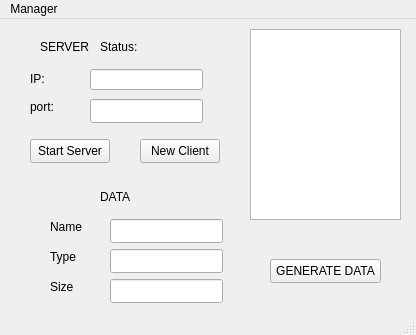
The window that miniscada.ui (AdrianOstrowski/Mini_Scada) describes before a commit, drawn with Qt 5.
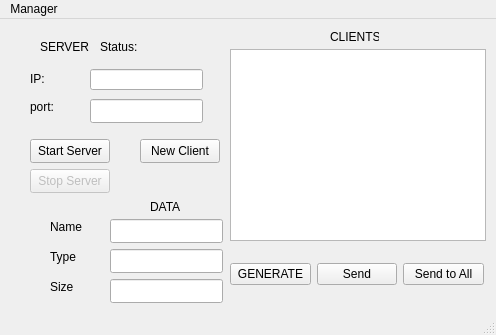
The same window after the commit.

Commit message: server listens

Patch:
```diff
--- a/miniscada.ui
+++ b/miniscada.ui
@@ -9,10 +9,28 @@
    <rect>
     <x>0</x>
     <y>0</y>
-    <width>416</width>
+    <width>496</width>
     <height>335</height>
    </rect>
   </property>
+  <property name="minimumSize">
+   <size>
+    <width>496</width>
+    <height>335</height>
+   </size>
+  </property>
+  <property name="maximumSize">
+   <size>
+    <width>496</width>
+    <height>335</height>
+   </size>
+  </property>
+  <property name="baseSize">
+   <size>
+    <width>496</width>
+    <height>335</height>
+   </size>
+  </property>
   <property name="windowTitle">
    <string>MiniScada</string>
   </property>
@@ -20,7 +38,7 @@
    <bool>true</bool>
   </property>
   <widget class="QWidget" name="centralwidget">
-   <widget class="QPushButton" name="pushButton">
+   <widget class="QPushButton" name="start_server">
     <property name="geometry">
      <rect>
       <x>30</x>
@@ -92,30 +110,7 @@
      </rect>
     </property>
    </widget>
-   <widget class="QTableView" name="tableView">
-    <property name="geometry">
-     <rect>
-      <x>250</x>
-      <y>10</y>
-      <width>151</width>
-      <height>191</height>
-     </rect>
-    </property>
-   </widget>
-   <widget class="QLabel" name="label_4">
-    <property name="geometry">
-     <rect>
-      <x>100</x>
-      <y>20</y>
-      <width>49</width>
-      <height>16</height>
-     </rect>
-    </property>
-    <property name="text">
-     <string>Status: </string>
-    </property>
-   </widget>
-   <widget class="QPushButton" name="pushButton_2">
+   <widget class="QPushButton" name="new_client">
     <property name="geometry">
      <rect>
       <x>140</x>
@@ -131,8 +126,8 @@
    <widget class="QLabel" name="label_5">
     <property name="geometry">
      <rect>
-      <x>100</x>
-      <y>170</y>
+      <x>150</x>
+      <y>180</y>
       <width>49</width>
       <height>16</height>
      </rect>
@@ -210,26 +205,111 @@
      </rect>
     </property>
    </widget>
-   <widget class="QPushButton" name="pushButton_3">
+   <widget class="QPushButton" name="stop_server">
+    <property name="enabled">
+     <bool>false</bool>
+    </property>
     <property name="geometry">
      <rect>
-      <x>270</x>
-      <y>240</y>
-      <width>111</width>
+      <x>30</x>
+      <y>150</y>
+      <width>80</width>
       <height>24</height>
      </rect>
     </property>
     <property name="text">
-     <string>GENERATE DATA</string>
+     <string>Stop Server</string>
     </property>
    </widget>
+   <widget class="QLabel" name="status">
+    <property name="geometry">
+     <rect>
+      <x>150</x>
+      <y>20</y>
+      <width>61</width>
+      <height>16</height>
+     </rect>
+    </property>
+    <property name="text">
+     <string/>
+    </property>
+   </widget>
+   <widget class="QLabel" name="label_4">
+    <property name="geometry">
+     <rect>
+      <x>100</x>
+      <y>20</y>
+      <width>49</width>
+      <height>16</height>
+     </rect>
+    </property>
+    <property name="text">
+     <string>Status:</string>
+    </property>
+   </widget>
+   <widget class="QListWidget" name="listWidget">
+    <property name="geometry">
+     <rect>
+      <x>230</x>
+      <y>30</y>
+      <width>256</width>
+      <height>192</height>
+     </rect>
+    </property>
+   </widget>
+   <widget class="QLabel" name="label_9">
+    <property name="geometry">
+     <rect>
+      <x>330</x>
+      <y>10</y>
+      <width>49</width>
+      <height>16</height>
+     </rect>
+    </property>
+    <property name="text">
+     <string>CLIENTS</string>
+    </property>
+   </widget>
+   <widget class="QWidget" name="horizontalLayoutWidget">
+    <property name="geometry">
+     <rect>
+      <x>230</x>
+      <y>230</y>
+      <width>254</width>
+      <height>51</height>
+     </rect>
+    </property>
+    <layout class="QHBoxLayout" name="horizontalLayout">
+     <item>
+      <widget class="QPushButton" name="pushButton_2">
+       <property name="text">
+        <string>GENERATE</string>
+       </property>
+      </widget>
+     </item>
+     <item>
+      <widget class="QPushButton" name="pushButton_3">
+       <property name="text">
+        <string>Send</string>
+       </property>
+      </widget>
+     </item>
+     <item>
+      <widget class="QPushButton" name="pushButton">
+       <property name="text">
+        <string>Send to All</string>
+       </property>
+      </widget>
+     </item>
+    </layout>
+   </widget>
   </widget>
   <widget class="QMenuBar" name="menubar">
    <property name="geometry">
     <rect>
      <x>0</x>
      <y>0</y>
-     <width>416</width>
+     <width>496</width>
      <height>21</height>
     </rect>
    </property>
```
Left out of the diff: 6 changed lines with no effect on the pictures. The commit also changes 23 other files.
